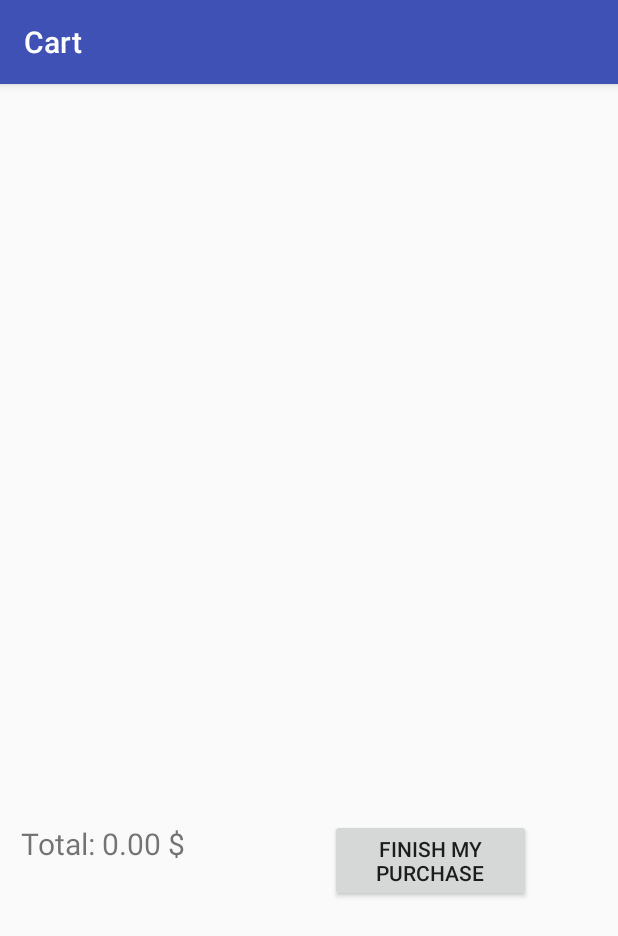
After one commit to DuyTang1112/ProjectOnlinePharmacy, an Android app: the CartPage screen opened directly, with no data from a screen before it, on a phone screen of 412 x 824 dp. The commit adds this screen. Shown: the top 936 px of the screen. Run offline under Robolectric (Android 15) with nearby library versions, the phone set to English and light mode, and no system bars; 8 statements that could not run were skipped.

Commit message:
Cart page created.

```diff
--- a/app/src/main/AndroidManifest.xml
+++ b/app/src/main/AndroidManifest.xml
@@ -17,7 +17,8 @@
             </intent-filter>
         </activity>
         <activity android:name=".NewUser" />
-        <activity android:name=".Main"></activity>
+        <activity android:name=".Main" />
+        <activity android:name=".CartPage"></activity>
     </application>
 
 </manifest>
--- /dev/null
+++ b/app/src/main/java/com/example/duyanhtang/projectonlinepharmacy/CartPage.java
@@ -0,0 +1,64 @@
+package com.example.duyanhtang.projectonlinepharmacy;
+
+import android.content.ContentValues;
+import android.database.Cursor;
+import android.database.sqlite.SQLiteDatabase;
+import android.support.v7.app.AppCompatActivity;
+import android.os.Bundle;
+import android.util.Log;
+import android.widget.BaseAdapter;
+import android.widget.Button;
+import android.widget.ListView;
+import android.widget.TextView;
+
+import java.util.HashMap;
+import java.util.Map;
+import java.util.Vector;
+
+public class CartPage extends AppCompatActivity {
+    ListView lv;
+    TextView totalPriceCart;
+    Button finish;
+    HashMap<String, Integer> cart;
+    SQL sql;
+    SQLiteDatabase db;
+    Vector<Item> items;
+
+    @Override
+    protected void onCreate(Bundle savedInstanceState) {
+        super.onCreate(savedInstanceState);
+        setContentView(R.layout.cart);
+        setTitle("Cart");
+        sql = SQL.getInstance(CartPage.this);
+        db = sql.getReadableDatabase();
+        lv = (ListView) findViewById(R.id.cartList);
+        totalPriceCart = (TextView) findViewById(R.id.totalCart);
+        finish = (Button) findViewById(R.id.purchase);
+        cart = (HashMap<String, Integer>) getIntent().getSerializableExtra("cart");
+        items = new Vector<>();
+       /* for (Map.Entry<String, Integer> entry : cart.entrySet()) {
+            String key = entry.getKey();
+            Integer value = entry.getValue();
+            Log.d("Cart in cart page:",key+" / "+value);
+            // ...
+        }*/
+        double sum=0;
+        int i=0;
+        for (Map.Entry<String, Integer> entry : cart.entrySet()) {
+            String itemName = entry.getKey();
+            Integer itemQuantity = entry.getValue();
+            Cursor cur = db.rawQuery("select name, description, quantity, category, price from item_info where name=?", new String[]{itemName});
+            cur.moveToFirst();
+            items.add(new Item(cur.getString(0), cur.getString(1),
+                    Integer.parseInt(cur.getString(2)), cur.getString(3),
+                    Double.parseDouble(cur.getString(4))));
+            Log.d("Item in cart",items.get(i).toString());
+            sum+=itemQuantity*items.get(i).getPrice();
+            i++;
+        }
+        Log.d("Size items",items.size()+"");
+        totalPriceCart.setText("Total: "+String.format("%.2f", sum)+" $");
+        BaseAdapter adapter=new CartListView(CartPage.this, items, cart);
+        lv.setAdapter(adapter);
+    }
+}
--- a/app/src/main/java/com/example/duyanhtang/projectonlinepharmacy/LoginPage.java
+++ b/app/src/main/java/com/example/duyanhtang/projectonlinepharmacy/LoginPage.java
@@ -102,8 +102,8 @@ public class LoginPage extends Activity {
             String s;
             while((s=buf.readLine())!=null){
                 String[] arr=s.split(";");
-                Log.d("Array", Arrays.toString( arr));
-                Log.d("Length",""+arr.length);
+                //Log.d("Array", Arrays.toString( arr));
+               // Log.d("Length",""+arr.length);
                 //check for existing item
                 Cursor cur=db.rawQuery("SELECT * from item_info WHERE name=?",new String[]{arr[0]});
                 if (cur.getCount()==0){ // if item does not exist then add
--- a/app/src/main/java/com/example/duyanhtang/projectonlinepharmacy/listView.java
+++ b/app/src/main/java/com/example/duyanhtang/projectonlinepharmacy/listView.java
@@ -75,6 +75,7 @@ public class listView extends BaseAdapter {
                     Log.d("Cart:",key+" / "+value);
                     // ...
                 }
+
                 Toast.makeText(activity,"Add items successfully",Toast.LENGTH_SHORT).show();
             }
         });
@@ -95,6 +96,9 @@ public class listView extends BaseAdapter {
             case "Beauty":
                 image.setImageResource(R.drawable.beauty);
                 break;
+            case "Sports":
+                image.setImageResource(R.drawable.sport);
+                break;
         }
 
         return newView;
--- a/app/src/main/res/layout/cart.xml
+++ b/app/src/main/res/layout/cart.xml
@@ -6,7 +6,7 @@
     <ListView
         android:id="@+id/cartList"
         android:layout_width="match_parent"
-        android:layout_height="415dp"
+        android:layout_height="460dp"
         android:layout_x="6dp"
         android:layout_y="1dp" />
 
@@ -14,16 +14,16 @@
         android:id="@+id/totalCart"
         android:layout_width="164dp"
         android:layout_height="54dp"
-        android:layout_x="20dp"
-        android:layout_y="435dp"
-        android:text="resume" />
+        android:layout_x="14dp"
+        android:layout_y="493dp"
+        android:textSize="20sp" />
 
     <Button
-        android:id="@+id/button"
+        android:id="@+id/purchase"
         android:layout_width="134dp"
         android:layout_height="wrap_content"
-        android:layout_x="239dp"
-        android:layout_y="440dp"
+        android:layout_x="220dp"
+        android:layout_y="490dp"
         android:text="Finish my purchase" />
 
 </AbsoluteLayout>
--- a/app/src/main/res/menu/menu_main.xml
+++ b/app/src/main/res/menu/menu_main.xml
@@ -10,6 +10,7 @@
             <item android:id="@+id/pers_care_category" android:title="Personal Care"></item>
             <item android:id="@+id/vitamins_category" android:title="Vitamins"></item>
             <item android:id="@+id/beauty_category" android:title="Beauty"></item>
+            <item android:id="@+id/sport_category" android:title="Sports"></item>
         </menu>
     </item>>
     <item
```
Also changed, not shown: app/src/main/assets/data.txt (+79 -0 lines), app/src/main/java/com/example/duyanhtang/projectonlinepharmacy/CartListView.java (+33 -11 lines), app/src/main/java/com/example/duyanhtang/projectonlinepharmacy/Main.java (+45 -5 lines), app/src/main/res/layout/cartlay.xml (+41 -39 lines), app/src/main/res/layout/row.xml (+20 -20 lines), app/src/main/res/drawable/addbut.png (added), app/src/main/res/drawable/minusbut.png (added), app/src/main/res/drawable/sport.jpeg (added).
